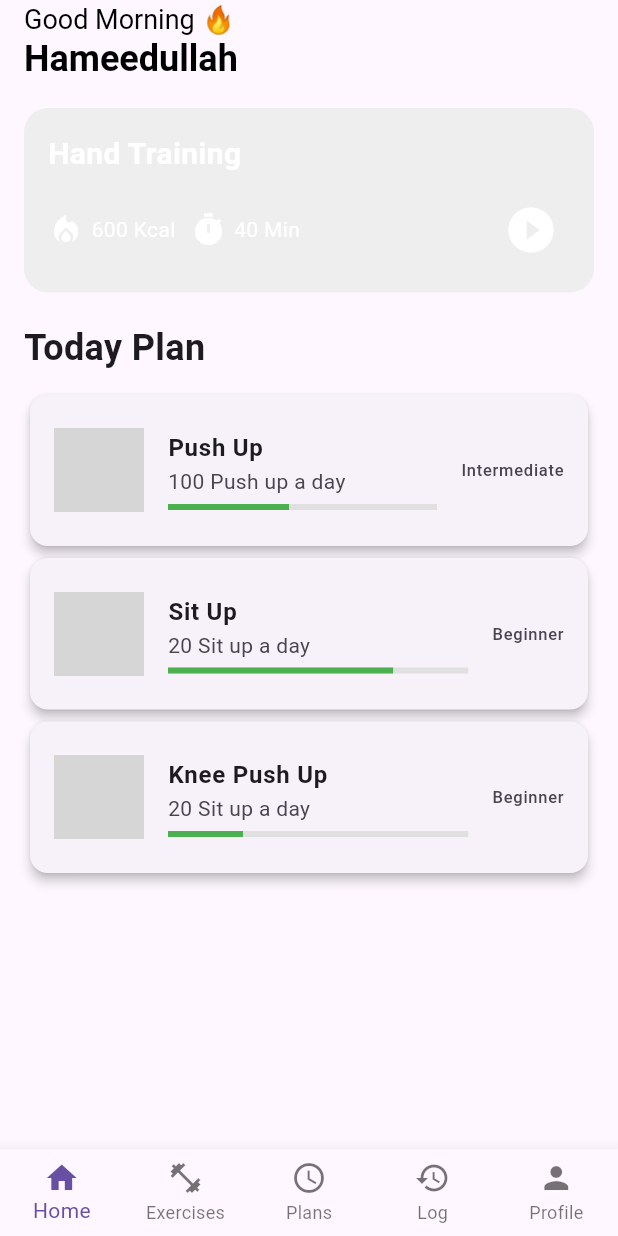
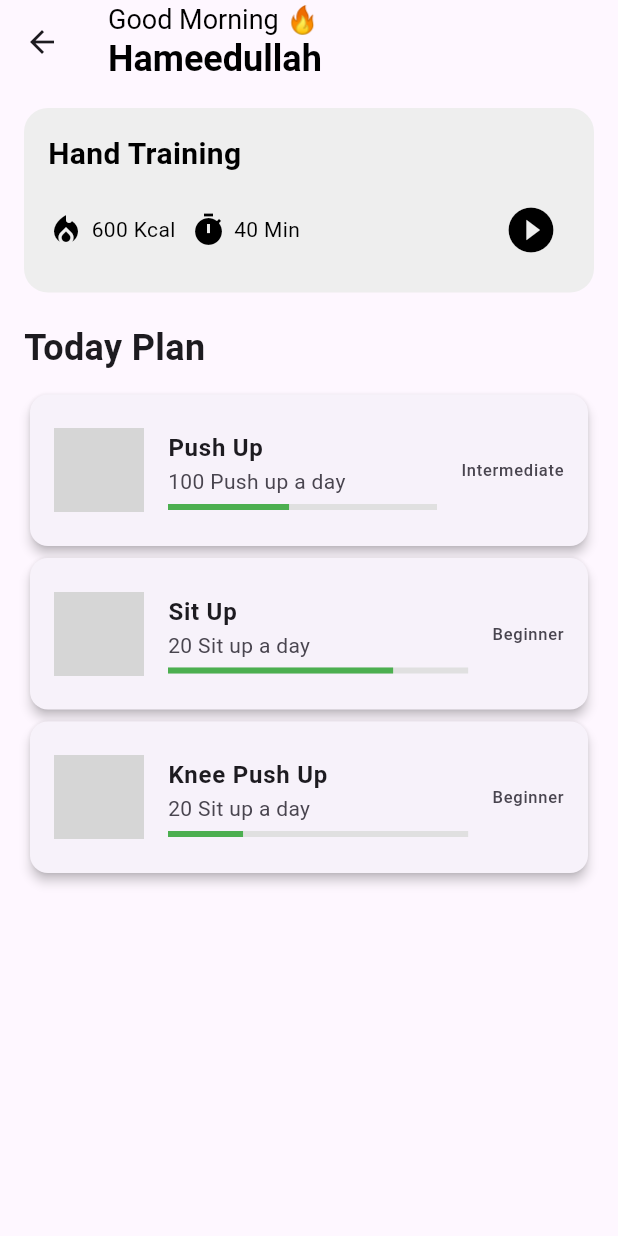
Before and after one commit to HameedMohammadi/PFMA-Front-End, a Flutter app: the HomeScreen screen opened directly, on a phone screen of 412 x 824 dp. Run offline on Flutter 3.47's test engine with Material 3 defaults, Android fonts, the phone set to English and light mode, and no system bars; grey boxes are pictures that could not be loaded.

```diff
--- a/lib/view/home/home_screen.dart
+++ b/lib/view/home/home_screen.dart
@@ -48,7 +48,7 @@ class HomeScreen extends StatelessWidget {
                           style: TextStyle(
                               fontSize: 20,
                               fontWeight: FontWeight.bold,
-                              color: Colors.white),
+                              color: Colors.black), // Change to black
                         ),
                         SizedBox(height: 10),
                         Row(
@@ -56,26 +56,32 @@ class HomeScreen extends StatelessWidget {
                             Row(
                               children: [
                                 Icon(Icons.local_fire_department,
-                                    color: Colors.white),
+                                    color: Colors.black), // Change to black
                                 SizedBox(width: 5),
                                 Text("600 Kcal",
-                                    style: TextStyle(color: Colors.white)),
+                                    style: TextStyle(
+                                        color:
+                                            Colors.black)), // Change to black
                               ],
                             ),
                             SizedBox(width: 10),
                             Row(
                               children: [
-                                Icon(Icons.timer, color: Colors.white),
+                                Icon(Icons.timer,
+                                    color: Colors.black), // Change to black
                                 SizedBox(width: 5),
                                 Text("40 Min",
-                                    style: TextStyle(color: Colors.white)),
+                                    style: TextStyle(
+                                        color:
+                                            Colors.black)), // Change to black
                               ],
                             ),
                             Spacer(),
                             IconButton(
                               onPressed: () {},
                               icon: Icon(Icons.play_circle_fill,
-                                  color: Colors.white, size: 36),
+                                  color: Colors.black,
+                                  size: 36), // Change to black
                             ),
                           ],
                         )
@@ -91,7 +97,7 @@ class HomeScreen extends StatelessWidget {
                   ),
                   SizedBox(height: 10),
 
-                  // Plan Cards (Push Up, Sit Up, Knee Push Up)
+                  // Plan Cards
                   PlanCard(
                     exercise: "Push Up",
                     reps: "100 Push up a day",
@@ -113,32 +119,6 @@ class HomeScreen extends StatelessWidget {
                 ],
               ),
             ),
-          ),
-        ],
-      ),
-      bottomNavigationBar: BottomNavigationBar(
-        currentIndex: 0,
-        type: BottomNavigationBarType.fixed,
-        items: const [
-          BottomNavigationBarItem(
-            icon: Icon(Icons.home),
-            label: 'Home',
-          ),
-          BottomNavigationBarItem(
-            icon: Icon(Icons.fitness_center),
-            label: 'Exercises',
-          ),
-          BottomNavigationBarItem(
-            icon: Icon(Icons.schedule),
-            label: 'Plans',
-          ),
-          BottomNavigationBarItem(
-            icon: Icon(Icons.history),
-            label: 'Log',
-          ),
-          BottomNavigationBarItem(
-            icon: Icon(Icons.person),
-            label: 'Profile',
           ),
         ],
       ),
@@ -169,7 +149,7 @@ class PlanCard extends StatelessWidget {
       child: ListTile(
         contentPadding: EdgeInsets.all(16.0),
         leading: Image.asset(
-          'assets/images/$exercise.jpg', // Replace with appropriate image paths
+          'assets/images/$exercise.jpg', // Use appropriate image paths
           width: 60,
           height: 60,
           fit: BoxFit.cover,
--- a/pubspec.yaml
+++ b/pubspec.yaml
@@ -55,6 +55,7 @@ dev_dependencies:
 flutter:
   assets:
     - assets/images/fitness_logo.jpg
+    - assets/images/abs_icon.png
 
   # The following line ensures that the Material Icons font is
   # included with your application, so that you can use the icons in
```
Also changed, not shown: lib/main.dart (+53 -4 lines), lib/view/excercises/excercises.dart (added, +61 -0 lines), lib/view/plans/plans.dart (added, +59 -0 lines), assets/images/abs_icon.png (added).
